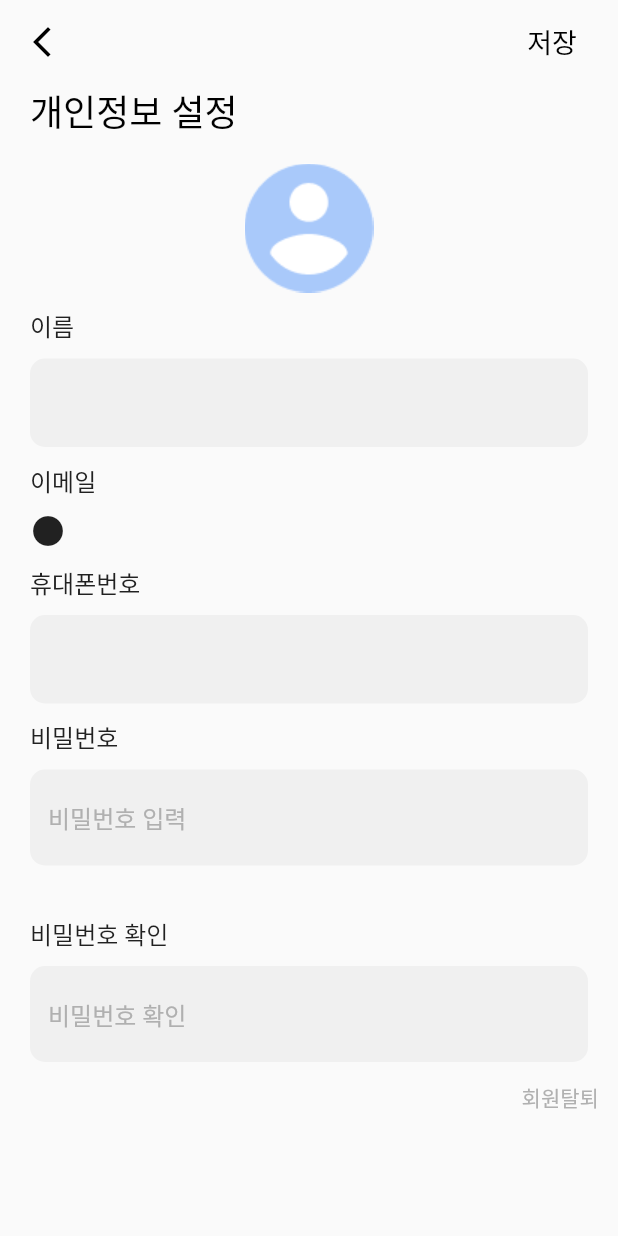
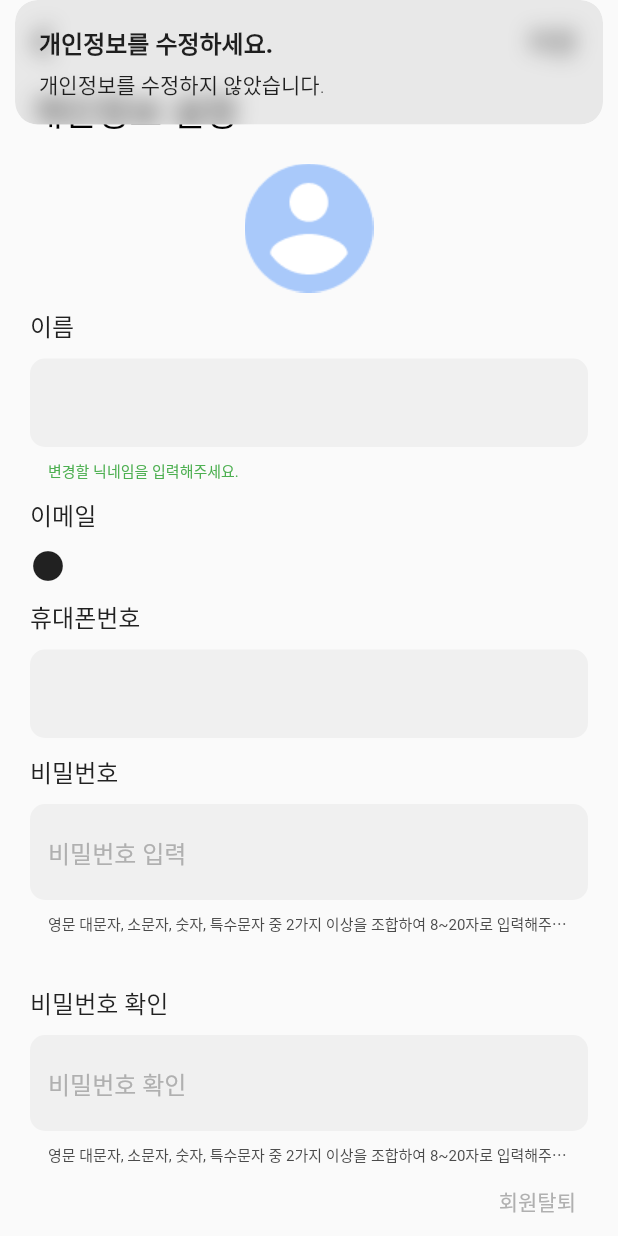
Before and after one commit to SniperFactory-Jangjeon/Jangjeon, a Flutter app: the PersonalInfoEditPage screen opened by its route, after a tap on "저장", on a phone screen of 412 x 824 dp. Run offline on Flutter 3.47's test engine with Material 2 defaults, Android fonts, the phone set to English and light mode, and no system bars; our stand-ins replace animated_bottom_navigation_bar, cloud_firestore, firebase_auth, firebase_core, firebase_storage, fl_chart and 6 more; missing offline and left inert: kakao_flutter_sdk_user, yahoofin; accounts and stored records are empty; network calls fail; Roboto replaces fonts that are missing (PretendardBold, PretendardMedium, PretendardRegular).

Commit message:
설정페이지

```diff
--- a/lib/controller/account_delete_controller.dart
+++ b/lib/controller/account_delete_controller.dart
@@ -4,18 +4,26 @@ import 'package:get/get.dart';
 import 'package:jangjeon/controller/auth_controller.dart';
 import 'package:jangjeon/service/db_service.dart';
 import 'package:jangjeon/util/app_routes.dart';
+import 'package:jangjeon/model/userInfo.dart' as profile;
 
 class AccountDeleteController extends GetxController {
   Rx<User> get user => Get.find<AuthController>().user!.obs;
-  final Rxn<UserInfo> userInfo = Rxn<UserInfo>();
   PageController pageController = PageController(); //페이지 뷰 컨트롤러
   RxInt currentPage = 0.obs; //회원탈퇴 현재 페이지
   RxBool isAccountDeleteAgree = false.obs; //동의하기 버튼 활성화 여부
   RxBool isAccountDeleteBtnActivated = false.obs; //탈퇴하기 버튼 활성화 여부
-  var accountDeleteReasonController = TextEditingController();
+  var accountDeleteReasonController = TextEditingController(); //회원탈퇴 이유
+
+  Rxn<profile.UserInfo> userInfo = Rxn<profile.UserInfo>();
+
+  //유저 정보 가져오기
+  getUserInfo() async {
+    var res = await DBService().getUserInfo(user.value.uid);
+    return res;
+  }
 
   getData() async {
-    var userInfo = await DBService().getUserInfo(user.value.uid);
+    await DBService().getUserInfo(user.value.uid);
   }
 
   //페이지 이동
@@ -51,8 +59,8 @@ class AccountDeleteController extends GetxController {
   }
 
   @override
-  void onInit() {
+  void onInit() async {
     super.onInit();
-    getData();
+    userInfo(await getUserInfo());
   }
 }
--- a/lib/controller/auth_controller.dart
+++ b/lib/controller/auth_controller.dart
@@ -2,6 +2,7 @@ import 'package:cloud_firestore/cloud_firestore.dart';
 import 'package:firebase_auth/firebase_auth.dart';
 import 'package:get/get.dart';
 import 'package:jangjeon/service/auth_service.dart';
+import 'package:jangjeon/service/db_service.dart';
 import 'package:jangjeon/util/app_routes.dart';
 import 'package:jangjeon/view/widget/app_dialog.dart';
 
@@ -24,6 +25,11 @@ class AuthController extends GetxController {
 
   //회원탈퇴
   deleteUser() => AuthService().deleteUser();
+
+  //닉네임 중복 체크
+  checkDuplicateNickname(nickname) async =>
+      await DBService().checkDuplicateNickname(nickname);
+
   //토큰 로그인
   signInWithCustomToken(token) => AuthService().signInWithCustomToken(token);
 
@@ -45,7 +51,6 @@ class AuthController extends GetxController {
   @override
   void onInit() {
     super.onInit();
-    deleteUser();
     FirebaseAuth.instance.authStateChanges().listen((value) async {
       _user(value);
       if (Get.currentRoute != AppRoutes.signup) {
--- a/lib/controller/personal_info_edit_controller.dart
+++ b/lib/controller/personal_info_edit_controller.dart
@@ -7,19 +7,26 @@ import 'package:flutter/cupertino.dart';
 import 'package:get/get.dart';
 import 'package:jangjeon/controller/auth_controller.dart';
 import 'package:jangjeon/controller/setting_controller.dart';
+import 'package:jangjeon/service/auth_service.dart';
 import 'package:jangjeon/service/db_service.dart';
 import 'package:jangjeon/service/sms_service.dart';
 import 'package:jangjeon/service/storage_service.dart';
 import 'package:jangjeon/model/userInfo.dart' as profile;
+import 'package:jangjeon/view/widget/app_dialog.dart';
 
 class PersonalInfoEditController extends GetxController {
   Rx<User> get user => Get.find<AuthController>().user!.obs;
   Rxn<String> profileUrl =
       Rxn<String>(Get.find<SettingController>().profileUrl.value);
+  Rxn<String> name = Rxn<String>(Get.find<AuthController>().user!.displayName);
+  PageController pageController = PageController(); //페이지 뷰 컨트롤러
+  RxInt currentPage = 0.obs; //개인정보 설정 첫 페이지(휴대폰인증)
 
+  //firebase userInfo 가져오기
   Rxn<profile.UserInfo> userInfo = Rxn<profile.UserInfo>();
 
-  final int limitTime = 300; //SMS타이머 5분
+  static const int lIMITTIME = 10;
+  final RxInt currentTime = 10.obs; //SMS타이머 1분
   Timer? timer;
 
   var phoneController = TextEditingController(); //본인인증 전화번호
@@ -35,6 +42,11 @@ class PersonalInfoEditController extends GetxController {
   String code = '000000';
 
   RxnString verificationCodeError = RxnString();
+  RxnString nicknameError = RxnString('변경할 닉네임을 입력해주세요.');
+  RxnString pwError =
+      RxnString('영문 대문자, 소문자, 숫자, 특수문자 중 2가지 이상을 조합하여 8~20자로 입력해주세요.');
+  RxnString pwConfirmError =
+      RxnString('영문 대문자, 소문자, 숫자, 특수문자 중 2가지 이상을 조합하여 8~20자로 입력해주세요.');
 
   gallery() async {
     var storageService = StorageService();
@@ -113,10 +125,25 @@ class PersonalInfoEditController extends GetxController {
 
   //인증번호 요청
   requestVerificationCode() async {
+    isCertifyButton.value = false;
     code = (Random().nextInt(899999) + 100000).toString();
     await SMSService().requestVerificationCode(phoneController.text, code);
     isShowAuthNumberField.value = true;
-    // if(){}
+    if (!isCertifyButton.value) {
+      resetTimer();
+    }
+    if (!(timer?.isActive ?? false)) {
+      timer = Timer.periodic(Duration(seconds: 1), (timer) {
+        if (timer.tick == lIMITTIME) {
+          resetTimer();
+          isCertifyButton.value = true;
+        } else {
+          currentTime.value -= 1;
+        }
+      });
+    } else {
+      isCertifyButton.value = false;
+    }
   }
 
   //인증번호 확인
@@ -140,6 +167,58 @@ class PersonalInfoEditController extends GetxController {
     }
   }
 
+  //닉네임 중복 체크
+  checkDuplicateNickname(String value) async {
+    if (await Get.find<AuthController>()
+        .checkDuplicateNickname(nameController.text)) {
+      nicknameError('사용중인 닉네임입니다. 다른 닉네임을 입력해 주세요.');
+    } else {
+      nicknameError('사용 가능한 닉네임입니다.');
+    }
+  }
+
+  //비밀번호 형식 체크
+  checkPwValidation(String value) {
+    if (!RegExp(
+            r'''^(?!((?:[A-Z]+)|(?:[a-z]+)|(?:[~!@#$%^&*()_+=]+)|(?:[0-9]+))$)[A-Z\da-z\d~!@#$%^&*()_+=]{8,20}$''')
+        .hasMatch(value)) {
+      pwError('영문 대문자, 소문자, 숫자, 특수문자 중 2가지 이상을 조합하여 8~20자로 입력해주세요.');
+    } else {
+      pwError('사용 가능한 비밀번호입니다.');
+    }
+  }
+
+  //비밀번호 확인 형식 체크
+  checkPwConfirmValidation(String value) {
+    if (!RegExp(
+            r'''^(?!((?:[A-Z]+)|(?:[a-z]+)|(?:[~!@#$%^&*()_+=]+)|(?:[0-9]+))$)[A-Z\da-z\d~!@#$%^&*()_+=]{8,20}$''')
+        .hasMatch(value)) {
+      pwConfirmError('영문 대문자, 소문자, 숫자, 특수문자 중 2가지 이상을 조합하여 8~20자로 입력해주세요.');
+    } else {
+      pwConfirmError.value = null;
+      if (pwController.text == value) {
+        pwConfirmError('비밀번호가 확인되었습니다.');
+      }
+    }
+  }
+
+  //개인정보 수정
+  changeUserInfo() {
+    if (nicknameError.value!.length < 15 || pwConfirmError.value!.length < 15) {
+      Get.dialog(AppDialog(
+          content: '저장완료',
+          subcontent: '개인정보 변경이 완료되었습니다.',
+          onCancel: () => Get.back(),
+          onConfirm: () => Get.back(),
+          cancelText: '취소',
+          confirmText: '확인'));
+      AuthService().changePassword(pwconfirmController.text);
+      DBService().updatename(user.value.uid, nameController.text);
+    } else {
+      Get.snackbar('개인정보를 수정하세요.', '개인정보를 수정하지 않았습니다.');
+    }
+  }
+
   @override
   void onInit() async {
     super.onInit();
@@ -147,7 +226,8 @@ class PersonalInfoEditController extends GetxController {
   }
 
   resetTimer() {
-    timer?.cancel();
+    currentTime.value = lIMITTIME;
+    timer?.cancel(); //특정 기대치에 도달하면 타이머 중지
     timer = null;
   }
 
--- a/lib/controller/ticket_controller.dart
+++ b/lib/controller/ticket_controller.dart
@@ -1,6 +1,9 @@
+import 'package:flutter/material.dart';
 import 'package:get/get.dart';
 
 class TicketController extends GetxController {
+  PageController pageController = PageController(); //페이지 뷰 컨트롤러
+  RxInt currentPage = 0.obs; //회원탈퇴 현재 페이지
   bool isContentVisible = false;
   RxInt currentIndex = 0.obs; //현재 선택된 옵션 인덱스
   RxList<bool> isSelected = [true, false].obs; //선택 여부 리스트
--- a/lib/service/auth_service.dart
+++ b/lib/service/auth_service.dart
@@ -46,7 +46,11 @@ class AuthService {
   resetPassword(email) => _firebaseAuth.sendPasswordResetEmail(email: email);
 
   //회원탈퇴
-  deleteUser() => _firebaseAuth.currentUser?.delete();
+  deleteUser() => _firebaseAuth.currentUser!.delete();
+
+  //비밀번호 수정
+  changePassword(newPassword) async =>
+      await _firebaseAuth.currentUser!.updatePassword(newPassword);
 
   //인증 이메일 전송
   sendEamilVerification() => _firebaseAuth.currentUser!.sendEmailVerification();
--- a/lib/service/db_service.dart
+++ b/lib/service/db_service.dart
@@ -29,6 +29,17 @@ class DBService {
     var result = await userInfoRef.doc(userId).get();
     return result.data()!;
   }
+
+  //닉네임 중복 체크
+  checkDuplicateNickname(nickname) => userInfoRef
+      .where('name', isEqualTo: nickname)
+      .get()
+      .then((value) => value.docs.isNotEmpty)
+      .catchError((_) => '');
+
+  //유저 이름 업데이트
+  updatename(String uid, String nickname) =>
+      userInfoRef.doc(uid).update({'name': nickname});
 
   //전화번호와 일치하는 이메일 찾기
   getEmailWithPhone(phone) => userInfoRef
--- /dev/null
+++ b/lib/service/toss_payments.dart
@@ -0,0 +1 @@
+class TossPayments {}
--- a/lib/view/page/personal_info_edit_page.dart
+++ b/lib/view/page/personal_info_edit_page.dart
@@ -26,11 +26,13 @@ class PersonalInfoEditPage extends GetView<PersonalInfoEditController> {
             icon: const Icon(Icons.arrow_back_ios_new)),
         actions: [
           TextButton(
-              onPressed: () {}, child: Text('저장', style: AppTextStyle.b2M18())),
+              onPressed: controller.changeUserInfo,
+              child: Text('저장', style: AppTextStyle.b2M18())),
           const SizedBox(width: 12)
         ],
       ),
       body: SingleChildScrollView(
+        physics: const BouncingScrollPhysics(),
         padding: const EdgeInsets.symmetric(horizontal: 20),
         child: Column(
           crossAxisAlignment: CrossAxisAlignment.start,
@@ -63,11 +65,13 @@ class PersonalInfoEditPage extends GetView<PersonalInfoEditController> {
               style: AppTextStyle.b3M16(color: AppColor.grayscale100),
             ),
             const SizedBox(height: 10),
-            AppTextField(
-              controller: null,
-              hintText: controller.user.value.displayName!,
-              errorText: null,
-              onChanged: null,
+            Obx(
+              () => AppTextField(
+                controller: controller.nameController,
+                hintText: controller.userInfo.value?.name ?? '',
+                errorText: controller.nicknameError.value,
+                onChanged: controller.checkDuplicateNickname,
+              ),
             ),
             const SizedBox(height: 10),
             Text(
@@ -79,7 +83,7 @@ class PersonalInfoEditPage extends GetView<PersonalInfoEditController> {
               children: [
                 const Icon(Icons.circle),
                 const SizedBox(width: 10),
-                Text(controller.user.value.email!)
+                Obx(() => Text(controller.userInfo.value?.email ?? ''))
               ],
             ),
             const SizedBox(height: 10),
@@ -90,10 +94,8 @@ class PersonalInfoEditPage extends GetView<PersonalInfoEditController> {
             const SizedBox(height: 10),
             Obx(
               () => AppTextField(
-                controller: null,
                 hintText: controller.userInfo.value?.phone ?? '',
-                errorText: null,
-                onChanged: null,
+                readOnly: true,
               ),
             ),
             const SizedBox(height: 10),
@@ -102,12 +104,14 @@ class PersonalInfoEditPage extends GetView<PersonalInfoEditController> {
               style: AppTextStyle.b3M16(color: AppColor.grayscale100),
             ),
             const SizedBox(height: 10),
-            AppTextField(
-              controller: null,
-              hintText: '비밀번호 입력',
-              errorText: null,
-              onChanged: null,
-              obscureText: true,
+            Obx(
+              () => AppTextField(
+                controller: controller.pwController,
+                hintText: '비밀번호 입력',
+                errorText: controller.pwError.value,
+                onChanged: controller.checkPwValidation,
+                obscureText: true,
+              ),
             ),
             const SizedBox(height: 33),
             const Text(
@@ -117,15 +121,17 @@ class PersonalInfoEditPage extends GetView<PersonalInfoEditController> {
               '비밀번호 확인',
             ),
             const SizedBox(height: 10),
-            AppTextField(
-              controller: null,
-              hintText: '비밀번호 확인',
-              errorText: null,
-              onChanged: null,
-              obscureText: true,
+            Obx(
+              () => AppTextField(
+                controller: controller.pwconfirmController,
+                hintText: '비밀번호 확인',
+                errorText: controller.pwConfirmError.value,
+                onChanged: controller.checkPwConfirmValidation,
+                obscureText: true,
+              ),
             ),
             Container(
-              alignment: const Alignment(1.1, 0),
+              alignment: const Alignment(1.0, 0),
               child: TextButton(
                 onPressed: () => Get.toNamed(AppRoutes.accountDelete),
                 child: Text(
--- a/lib/view/widget/app_text_field.dart
+++ b/lib/view/widget/app_text_field.dart
@@ -11,6 +11,7 @@ class AppTextField extends StatelessWidget {
     this.onChanged,
     this.obscureText = false,
     this.errorTextColor = AppColor.grayscale80,
+    this.readOnly = false,
   });
 
   final String hintText; //힌트 텍스트
@@ -19,10 +20,11 @@ class AppTextField extends StatelessWidget {
   final Function(String)? onChanged; //onChanged 이벤트
   final bool obscureText;
   Color errorTextColor;
+  final bool readOnly;
 
   @override
   Widget build(BuildContext context) {
-    return TextField(
+    return TextFormField(
       obscureText: obscureText,
       controller: controller,
       cursorColor: AppColor.grayscale30,
@@ -47,6 +49,7 @@ class AppTextField extends StatelessWidget {
         ),
       ),
       onChanged: onChanged,
+      readOnly: readOnly,
     );
   }
 }
--- a/pubspec.yaml
+++ b/pubspec.yaml
@@ -50,6 +50,7 @@ dependencies:
   intl: ^0.18.1
   html_unescape: ^2.0.0
   webview_flutter: ^4.2.0
+  # toss_payment: ^0.2.6
 
 dev_dependencies:
   flutter_lints: ^2.0.1
```
Also changed, not shown: lib/view/page/certify_page.dart (+37 -0 lines), lib/view/screen/account_delete_screen.dart (+2 -7 lines), 1 other file.
